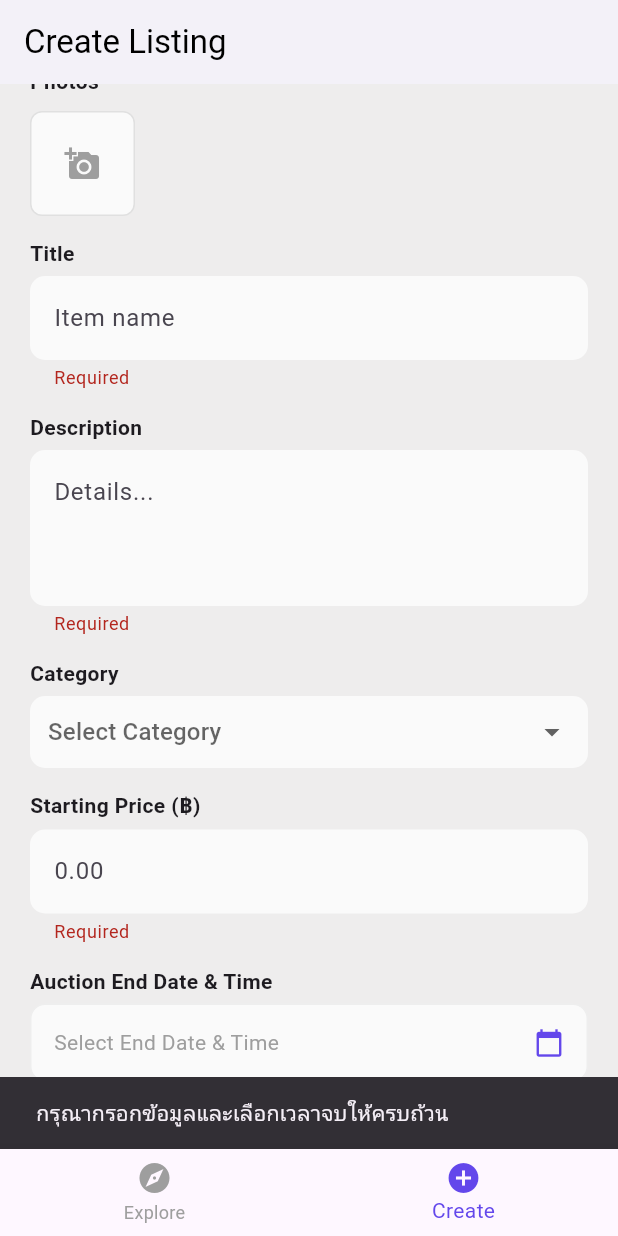
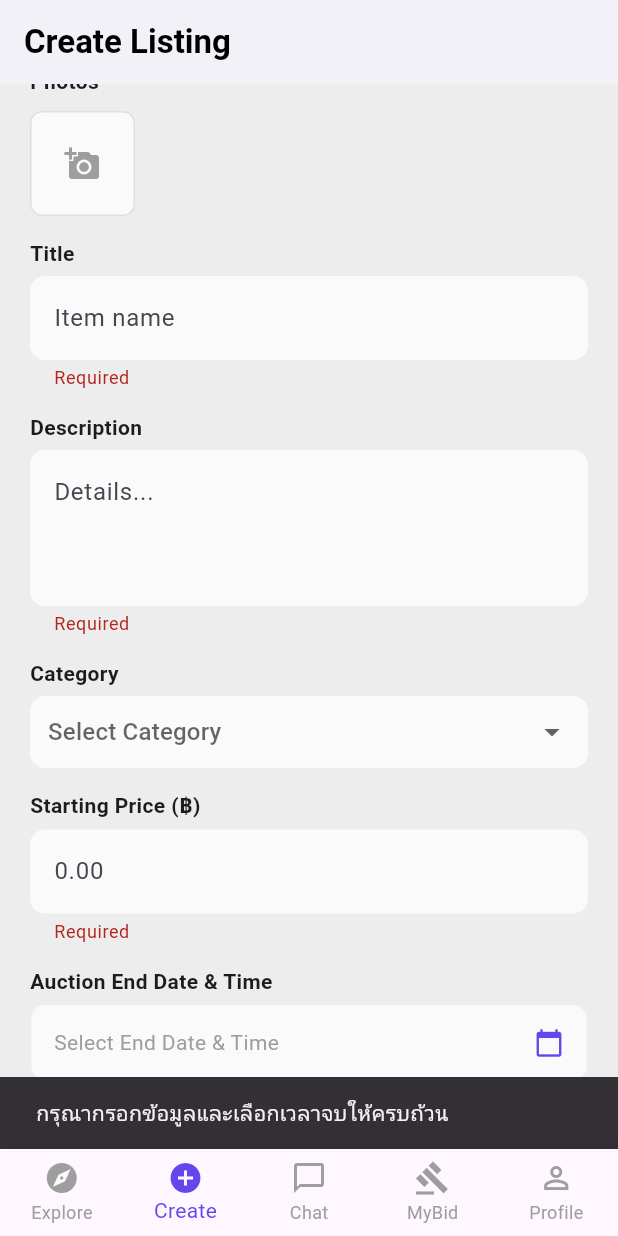
Before and after one commit to CapybaraCapybara/BidNa, a Flutter app: the MainNavigation screen opened directly, item 2 of the bottom bar chosen, scrolled down 32 dp, after a tap on "Start Auction", on a phone screen of 412 x 824 dp. Run offline on Flutter 3.47's test engine with Material 3 defaults, Android fonts, the phone set to English and light mode, and no system bars; our stand-ins replace cloud_firestore, firebase_auth, firebase_core, image_picker; accounts and stored records are empty.

Commit message:
Merge (Profile Page , MyBidPage)

```diff
--- a/bidna/lib/screens/create_list_page.dart
+++ b/bidna/lib/screens/create_list_page.dart
@@ -6,6 +6,7 @@ import 'package:cloud_firestore/cloud_firestore.dart';
 import 'package:image_picker/image_picker.dart';
 import 'package:image/image.dart' as img;
 import 'package:intl/intl.dart';
+import 'package:firebase_auth/firebase_auth.dart'; // [เพิ่ม] import FirebaseAuth สำหรับดึงข้อมูล User
 
 class CreateListingBase64 extends StatefulWidget {
   @override
@@ -23,7 +24,7 @@ class _CreateListingBase64State extends State<CreateListingBase64> {
   DateTime? _selectedDateTime;
   bool _isLoading = false;
 
-  final List<String> _categories = ['Electronics', 'Fashion', 'Home', 'Collectibles'];
+  final List<String> _categories = ['Electronics', 'Fashion', 'Home', 'Collectibles', 'Others'];
 
   Future<void> _pickImage() async {
     if (_selectedImages.length >= 5) return;
@@ -86,6 +87,12 @@ class _CreateListingBase64State extends State<CreateListingBase64> {
         base64Images.add(await _processImageToBase64(file));
       }
 
+      // [เพิ่ม] ดึงข้อมูล User ปัจจุบัน
+      User? currentUser = FirebaseAuth.instance.currentUser;
+
+      // ดึง displayName ถ้าไม่มีก็เอาส่วนหน้า @ ของอีเมล ถ้าไม่มีอีกก็ตั้งเป็น Anonymous
+      String sellerName = currentUser?.displayName ?? currentUser?.email?.split('@')[0] ?? "Anonymous";
+
       await FirebaseFirestore.instance.collection('Products').add({
         'category': _selectedCategory,
         'title': _titleController.text,
@@ -96,7 +103,7 @@ class _CreateListingBase64State extends State<CreateListingBase64> {
         'startTime': FieldValue.serverTimestamp(),
         'endTime': Timestamp.fromDate(_selectedDateTime!),
         'status': 'open',
-        'sellerId': 'user_123_test',
+        'sellerUid': currentUser?.uid,  // [เพิ่ม] เก็บ UID ของคนสร้างไว้ด้วยเพื่อใช้อ้างอิงทีหลัง
       });
 
       ScaffoldMessenger.of(context).showSnackBar(const SnackBar(content: Text("สร้างรายการสำเร็จ!")));
@@ -118,7 +125,7 @@ class _CreateListingBase64State extends State<CreateListingBase64> {
   @override
   Widget build(BuildContext context) {
     return Scaffold(
-      appBar: AppBar(title: const Text("Create Listing", style: TextStyle(color: Colors.black)), backgroundColor: Colors.white, elevation: 0),
+      appBar: AppBar(title: const Text("Create Listing", style: TextStyle(color: Colors.black, fontWeight: FontWeight.bold)), backgroundColor: Colors.white, elevation: 0),
       body: Stack(
         children: [
           SingleChildScrollView(
@@ -163,7 +170,7 @@ class _CreateListingBase64State extends State<CreateListingBase64> {
                     child: ElevatedButton(
                       onPressed: _isLoading ? null : _startAuction,
                       style: ElevatedButton.styleFrom(backgroundColor: const Color(0xFF6347EB), shape: RoundedRectangleBorder(borderRadius: BorderRadius.circular(10))),
-                      child: const Text("Start Auction", style: TextStyle(color: Colors.white, fontWeight: FontWeight.bold)),
+                      child: const Text("Start Auction", style: TextStyle(color: Colors.white, fontWeight: FontWeight.bold, fontSize: 16)),
                     ),
                   ),
                 ],
--- a/bidna/lib/screens/main_navigation.dart
+++ b/bidna/lib/screens/main_navigation.dart
@@ -1,9 +1,12 @@
+import 'package:flutter/material.dart';
 import 'package:bidna/screens/HomeScreen.dart';
-import 'package:flutter/material.dart';
-import 'product_list_page.dart';
 import '../screens/create_list_page.dart';
+import '../screens/profile_page.dart';
+import '../screens/my_bid_page.dart';
 
 class MainNavigation extends StatefulWidget {
+  const MainNavigation({super.key});
+
   @override
   _MainNavigationState createState() => _MainNavigationState();
 }
@@ -11,9 +14,13 @@ class MainNavigation extends StatefulWidget {
 class _MainNavigationState extends State<MainNavigation> {
   int _selectedIndex = 0;
 
+  // เพิ่มหน้าลงไปใน List ให้ครบ 5 หน้าตรงกับไอคอนด้านล่าง
   final List<Widget> _pages = [
-    HomeScreen(),
+    const HomeScreen(),
     CreateListingBase64(),
+    const Center(child: Text("หน้า Chat", style: TextStyle(fontSize: 24))),
+    const MyBidPage(),
+    const ProfilePage(),
   ];
 
   @override
@@ -26,12 +33,31 @@ class _MainNavigationState extends State<MainNavigation> {
       bottomNavigationBar: BottomNavigationBar(
         currentIndex: _selectedIndex,
         onTap: (index) => setState(() => _selectedIndex = index),
-        selectedItemColor: const Color(0xFF6347EB),
+        selectedItemColor: const Color(0xFF6347EB), // สีม่วงธีมแอป
         unselectedItemColor: Colors.grey,
+        // สำคัญมาก: เมื่อมีไอเทมมากกว่า 3 อัน ต้องใส่ type เป็น fixed เพื่อให้โชว์ครบทุกตัวและสีไม่เพี้ยน
         type: BottomNavigationBarType.fixed,
         items: const [
-          BottomNavigationBarItem(icon: Icon(Icons.explore), label: 'Explore'),
-          BottomNavigationBarItem(icon: Icon(Icons.add_circle), label: 'Create'),
+          BottomNavigationBarItem(
+            icon: Icon(Icons.explore),
+            label: 'Explore'
+          ),
+          BottomNavigationBarItem(
+            icon: Icon(Icons.add_circle),
+            label: 'Create'
+          ),
+          BottomNavigationBarItem(
+            icon: Icon(Icons.chat_bubble_outline),
+            label: 'Chat'
+          ),
+          BottomNavigationBarItem(
+            icon: Icon(Icons.gavel), // ใช้ไอคอนค้อนประมูลให้เข้ากับ MyBid
+            label: 'MyBid'
+          ),
+          BottomNavigationBarItem(
+            icon: Icon(Icons.person_outline),
+            label: 'Profile'
+          ),
         ],
       ),
     );
--- /dev/null
+++ b/bidna/lib/screens/my_bid_page.dart
@@ -0,0 +1,181 @@
+import 'package:flutter/material.dart';
+import 'package:cloud_firestore/cloud_firestore.dart';
+import 'package:firebase_auth/firebase_auth.dart';
+import 'package:bidna/widgets/product_card.dart'; // ดึง ProductCard ที่คุณมีอยู่แล้วมาใช้
+import 'package:bidna/screens/product_details_page.dart';
+
+class MyBidPage extends StatefulWidget {
+  const MyBidPage({super.key});
+
+  @override
+  State<MyBidPage> createState() => _MyBidPageState();
+}
+
+class _MyBidPageState extends State<MyBidPage> with SingleTickerProviderStateMixin {
+  late TabController _tabController;
+  String _selectedStatus = 'All'; // ค่าเริ่มต้นให้แสดงทั้งหมด (All, Open, Close)
+
+  @override
+  void initState() {
+    super.initState();
+    // สร้าง Tab จำนวน 2 หน้า
+    _tabController = TabController(length: 2, vsync: this);
+  }
+
+  @override
+  void dispose() {
+    _tabController.dispose();
+    super.dispose();
+  }
+
+  @override
+  Widget build(BuildContext context) {
+    return Scaffold(
+      backgroundColor: const Color.fromRGBO(238, 237, 237, 1),
+      appBar: AppBar(
+        title: const Text("My Bids & Listings", style: TextStyle(color: Colors.black, fontWeight: FontWeight.bold)),
+        backgroundColor: Colors.white,
+        elevation: 0,
+        actions: [
+          // --- ตัวกรองสถานะ (All, Open, Close) ---
+          Padding(
+            padding: const EdgeInsets.symmetric(horizontal: 16.0),
+            child: DropdownButtonHideUnderline(
+              child: DropdownButton<String>(
+                value: _selectedStatus,
+                icon: const Icon(Icons.filter_list, color: Color(0xFF6347EB)),
+                style: const TextStyle(color: Color(0xFF6347EB), fontWeight: FontWeight.bold),
+                items: ['All', 'Open', 'Close'].map((String value) {
+                  return DropdownMenuItem<String>(
+                    value: value,
+                    child: Text(value),
+                  );
+                }).toList(),
+                onChanged: (newValue) {
+                  setState(() {
+                    _selectedStatus = newValue!;
+                  });
+                },
+              ),
+            ),
+          ),
+        ],
+        bottom: TabBar(
+          controller: _tabController,
+          labelColor: const Color(0xFF6347EB),
+          unselectedLabelColor: Colors.grey,
+          indicatorColor: const Color(0xFF6347EB),
+          indicatorWeight: 3,
+          tabs: const [
+            Tab(text: "รายการที่ฉันประมูล"),
+            Tab(text: "สินค้าที่ฉันลงขาย"),
+          ],
+        ),
+      ),
+      body: TabBarView(
+        controller: _tabController,
+        children: [
+          // แท็บที่ 1: ของที่ฉันไปประมูล
+          _buildProductList(isMyListing: false),
+          // แท็บที่ 2: ของที่ฉันลงขาย
+          _buildProductList(isMyListing: true),
+        ],
+      ),
+    );
+  }
+
+  // ฟังก์ชันสร้าง Grid สินค้า (ใช้ร่วมกันทั้ง 2 แท็บ)
+  Widget _buildProductList({required bool isMyListing}) {
+    User? user = FirebaseAuth.instance.currentUser;
+    if (user == null) {
+      return const Center(child: Text("กรุณาเข้าสู่ระบบ"));
+    }
+
+    // สร้างเงื่อนไขในการค้นหา Firebase
+    Query query = FirebaseFirestore.instance.collection('Products');
+
+    if (isMyListing) {
+      // กรณี: สินค้าที่ฉันลงขาย
+      query = query.where('sellerUid', isEqualTo: user.uid);
+    } else {
+      // กรณี: รายการที่ฉันเคยเข้าไปประมูล (ค้นหา UID ใน Array 'bidders')
+      query = query.where('bidders', arrayContains: user.uid);
+    }
+
+    return StreamBuilder<QuerySnapshot>(
+      // เราดึงข้อมูลดิบมาก่อน แล้วค่อยมาจัดเรียง(Sort) และกรอง(Filter) ในเครื่อง
+      // เพื่อป้องกัน Error เรื่อง Composite Index ของ Firebase
+      stream: query.snapshots(),
+      builder: (context, snapshot) {
+        if (snapshot.connectionState == ConnectionState.waiting) {
+          return const Center(child: CircularProgressIndicator());
+        }
+        if (!snapshot.hasData || snapshot.data!.docs.isEmpty) {
+          return Center(
+            child: Text(
+              isMyListing ? "คุณยังไม่มีสินค้าที่ลงขาย" : "คุณยังไม่เคยประมูลสินค้า",
+              style: const TextStyle(color: Colors.grey, fontSize: 16),
+            ),
+          );
+        }
+
+        var docs = snapshot.data!.docs;
+
+        // 1. นำมากรองสถานะ (Open / Close) ตาม Dropdown ที่เลือก
+        if (_selectedStatus != 'All') {
+          docs = docs.where((doc) {
+            final data = doc.data() as Map<String, dynamic>;
+            final status = (data['status'] ?? 'open').toString().toLowerCase();
+            return status == _selectedStatus.toLowerCase();
+          }).toList();
+        }
+
+        // 2. จัดเรียงเวลาจากใหม่สุด ไปเก่าสุด (เทียบจาก startTime)
+        docs.sort((a, b) {
+          final aData = a.data() as Map<String, dynamic>;
+          final bData = b.data() as Map<String, dynamic>;
+          Timestamp aTime = aData['startTime'] ?? Timestamp.now();
+          Timestamp bTime = bData['startTime'] ?? Timestamp.now();
+          return bTime.compareTo(aTime);
+        });
+
+        if (docs.isEmpty) {
+          return Center(
+            child: Text(
+              "ไม่มีสินค้าในสถานะ '$_selectedStatus'",
+              style: const TextStyle(color: Colors.grey, fontSize: 16),
+            ),
+          );
+        }
+
+        // 3. แสดงผลเป็น GridView เหมือนหน้า Home
+        return GridView.builder(
+          padding: const EdgeInsets.all(10),
+          itemCount: docs.length,
+          gridDelegate: const SliverGridDelegateWithFixedCrossAxisCount(
+            crossAxisCount: 2,
+            childAspectRatio: 0.75,
+            crossAxisSpacing: 10,
+            mainAxisSpacing: 10,
+          ),
+          itemBuilder: (context, index) {
+            final doc = docs[index];
+            final data = doc.data() as Map<String, dynamic>;
+            final String docId = doc.id;
+
+            return ProductCard(
+              data: data,
+              productId: docId,
+              onTap: () {
+                Navigator.push(
+                  context,
+                  MaterialPageRoute(builder: (_) => ProductDetailsPage(productId: docId)),
+                );
+              },
+            );
+          },
+        );
+      },
+    );
+  }
+}
--- /dev/null
+++ b/bidna/lib/screens/profile_page.dart
@@ -0,0 +1,293 @@
+import 'dart:convert';
+import 'dart:io';
+import 'dart:typed_data';
+import 'package:flutter/material.dart';
+import 'package:cloud_firestore/cloud_firestore.dart';
+import 'package:firebase_auth/firebase_auth.dart';
+import 'package:image_picker/image_picker.dart';
+import 'package:image/image.dart' as img;
+import 'package:bidna/screens/login_screen.dart'; // แก้ path ให้ตรงกับโปรเจกต์คุณ
+
+class ProfilePage extends StatefulWidget {
+  const ProfilePage({super.key});
+
+  @override
+  State<ProfilePage> createState() => _ProfilePageState();
+}
+
+class _ProfilePageState extends State<ProfilePage> {
+  final _formKey = GlobalKey<FormState>();
+  final TextEditingController _nameController = TextEditingController();
+  final TextEditingController _phoneController = TextEditingController();
+
+  String? _base64Image;
+  bool _isLoading = true; // โหลดข้อมูลตอนเข้าหน้าแรก
+  bool _isSaving = false; // โหลดตอนกดบันทึก
+
+  final User? currentUser = FirebaseAuth.instance.currentUser;
+
+  @override
+  void initState() {
+    super.initState();
+    _loadUserData();
+  }
+
+  // ดึงข้อมูลผู้ใช้จาก Firestore มาแสดง
+  Future<void> _loadUserData() async {
+    if (currentUser == null) return;
+
+    try {
+      DocumentSnapshot userDoc = await FirebaseFirestore.instance
+          .collection('Users')
+          .doc(currentUser!.uid)
+          .get();
+
+      if (userDoc.exists) {
+        final data = userDoc.data() as Map<String, dynamic>;
+        setState(() {
+          _nameController.text = data['displayName'] ?? '';
+          _phoneController.text = data['phoneNumber'] ?? '';
+          _base64Image = data['profileImage']; // รูป Base64
+        });
+      }
+    } catch (e) {
+      debugPrint("Error loading user data: $e");
+    } finally {
+      setState(() {
+        _isLoading = false;
+      });
+    }
+  }
+
+  // เลือกรูปจาก Gallery และแปลงเป็น Base64
+  Future<void> _pickImage() async {
+    final pickedFile = await ImagePicker().pickImage(source: ImageSource.gallery);
+    if (pickedFile != null) {
+      File file = File(pickedFile.path);
+      String base64String = await _processImageToBase64(file);
+      setState(() {
+        _base64Image = base64String;
+      });
+    }
+  }
+
+  // ย่อรูปและแปลงเป็น Base64 (แบบเดียวกับ Create Listing)
+  Future<String> _processImageToBase64(File file) async {
+    Uint8List bytes = await file.readAsBytes();
+    img.Image? decoded = img.decodeImage(bytes);
+    if (decoded == null) return "";
+
+    // ย่อให้เล็กลงหน่อยสำหรับรูปโปรไฟล์ (ลดขนาดไฟล์เพื่อเซฟพื้นที่ Firestore)
+    img.Image resized = img.copyResize(decoded, width: 300);
+    List<int> compressed = img.encodeJpg(resized, quality: 70);
+    return base64Encode(compressed);
+  }
+
+  // บันทึกข้อมูลลง Firestore
+  Future<void> _saveProfile() async {
+    if (!_formKey.currentState!.validate()) return;
+    if (currentUser == null) return;
+
+    setState(() {
+      _isSaving = true;
+    });
+
+    try {
+      // บันทึกลง Collection 'Users' โดยใช้ UID เป็นชื่อ Document
+      await FirebaseFirestore.instance.collection('Users').doc(currentUser!.uid).set({
+        'displayName': _nameController.text.trim(),
+        'phoneNumber': _phoneController.text.trim(),
+        'profileImage': _base64Image,
+        'email': currentUser!.email, // เก็บอีเมลไว้ด้วยเผื่อใช้
+        'updatedAt': FieldValue.serverTimestamp(),
+      }, SetOptions(merge: true)); // ใช้ merge เผื่อมีข้อมูลอื่นอยู่แล้วจะได้ไม่ทับหายไปหมด
+
+      if (mounted) {
+        ScaffoldMessenger.of(context).showSnackBar(
+          const SnackBar(
+            content: Text("อัปเดตโปรไฟล์สำเร็จ!"),
+            backgroundColor: Colors.green,
+          ),
+        );
+      }
+    } catch (e) {
+      if (mounted) {
+        ScaffoldMessenger.of(context).showSnackBar(
+          SnackBar(
+            content: Text("เกิดข้อผิดพลาด: $e"),
+            backgroundColor: Colors.red,
+          ),
+        );
+      }
+    } finally {
+      if (mounted) {
+        setState(() {
+          _isSaving = false;
+        });
+      }
+    }
+  }
+
+  // ออกจากระบบ
+  Future<void> _signOut() async {
+    await FirebaseAuth.instance.signOut();
+    if (mounted) {
+      Navigator.pushAndRemoveUntil(
+        context,
+        MaterialPageRoute(builder: (context) => const LoginScreen()),
+        (route) => false, // เคลียร์ประวัติหน้าเก่าทิ้งให้หมด
+      );
+    }
+  }
+
+  @override
+  void dispose() {
+    _nameController.dispose();
+    _phoneController.dispose();
+    super.dispose();
+  }
+
+  @override
+  Widget build(BuildContext context) {
+    return Scaffold(
+      backgroundColor: Colors.white,
+      appBar: AppBar(
+        title: const Text("My Profile", style: TextStyle(color: Colors.black, fontWeight: FontWeight.bold)),
+        backgroundColor: Colors.white,
+        elevation: 0,
+        actions: [
+          IconButton(
+            onPressed: _signOut,
+            icon: const Icon(Icons.logout, color: Colors.redAccent),
+            tooltip: "ออกจากระบบ",
+          )
+        ],
+      ),
+      body: _isLoading
+          ? const Center(child: CircularProgressIndicator())
+          : SingleChildScrollView(
+              padding: const EdgeInsets.all(24.0),
+              child: Form(
+                key: _formKey,
+                child: Column(
+                  crossAxisAlignment: CrossAxisAlignment.center,
+                  children: [
+                    // --- ส่วนรูปโปรไฟล์ ---
+                    GestureDetector(
+                      onTap: _pickImage,
+                      child: Stack(
+                        alignment: Alignment.bottomRight,
+                        children: [
+                          CircleAvatar(
+                            radius: 60,
+                            backgroundColor: Colors.grey.shade200,
+                            backgroundImage: _base64Image != null && _base64Image!.isNotEmpty
+                                ? MemoryImage(base64Decode(_base64Image!))
+                                : null,
+                            child: _base64Image == null || _base64Image!.isEmpty
+                                ? const Icon(Icons.person, size: 60, color: Colors.grey)
+                                : null,
+                          ),
+                          Container(
+                            padding: const EdgeInsets.all(8),
+                            decoration: const BoxDecoration(
+                              color: Color(0xFF6347EB),
+                              shape: BoxShape.circle,
+                            ),
+                            child: const Icon(Icons.camera_alt, color: Colors.white, size: 20),
+                          ),
+                        ],
+                      ),
+                    ),
+                    const SizedBox(height: 10),
+                    Text(
+                      currentUser?.email ?? "No Email",
+                      style: const TextStyle(color: Colors.grey, fontSize: 14),
+                    ),
+                    const SizedBox(height: 30),
+
+                    // --- ส่วนกรอกข้อมูล ---
+                    _buildTextField(
+                      controller: _nameController,
+                      label: "Username",
+                      hint: "Enter your username",
+                      icon: Icons.person_outline,
+                      validator: (value) => value!.isEmpty ? "กรุณากรอกชื่อผู้ใช้" : null,
+                    ),
+                    const SizedBox(height: 16),
+                    _buildTextField(
+                      controller: _phoneController,
+                      label: "Phone Number",
+                      hint: "Enter your phone number",
+                      icon: Icons.phone_outlined,
+                      isPhone: true,
+                      validator: (value) => value!.isEmpty ? "กรุณากรอกเบอร์โทรศัพท์" : null,
+                    ),
+                    const SizedBox(height: 40),
+
+                    // --- ปุ่มบันทึก ---
+                    SizedBox(
+                      width: double.infinity,
+                      height: 55,
+                      child: ElevatedButton(
+                        onPressed: _isSaving ? null : _saveProfile,
+                        style: ElevatedButton.styleFrom(
+                          backgroundColor: const Color(0xFF6347EB),
+                          shape: RoundedRectangleBorder(
+                            borderRadius: BorderRadius.circular(14),
+                          ),
+                          elevation: 0,
+                        ),
+                        child: _isSaving
+                            ? const SizedBox(
+                                height: 24,
+                                width: 24,
+                                child: CircularProgressIndicator(color: Colors.white, strokeWidth: 2),
+                              )
+                            : const Text(
+                                "Save Profile",
+                                style: TextStyle(fontSize: 16, fontWeight: FontWeight.bold, color: Colors.white),
+                              ),
+                      ),
+                    ),
+                  ],
+                ),
+              ),
+            ),
+    );
+  }
+
+  // Widget ตัวช่วยสร้าง TextField ให้โค้ดคลีนๆ
+  Widget _buildTextField({
+    required TextEditingController controller,
+    required String label,
+    required String hint,
+    required IconData icon,
+    bool isPhone = false,
+    String? Function(String?)? validator,
+  }) {
+    return Column(
+      crossAxisAlignment: CrossAxisAlignment.start,
+      children: [
+        Text(label, style: const TextStyle(fontWeight: FontWeight.bold, fontSize: 14)),
+        const SizedBox(height: 8),
+        TextFormField(
+          controller: controller,
+          keyboardType: isPhone ? TextInputType.phone : TextInputType.text,
+          validator: validator,
+          decoration: InputDecoration(
+            hintText: hint,
+            hintStyle: const TextStyle(color: Colors.grey),
+            prefixIcon: Icon(icon, color: Colors.grey),
+            filled: true,
+            fillColor: const Color(0xFFF8F9FD), // สีพื้นหลังแบบกลืนๆ ตามธีม Login
+            border: OutlineInputBorder(
+              borderRadius: BorderRadius.circular(12),
+              borderSide: BorderSide.none,
+            ),
+          ),
+        ),
+      ],
+    );
+  }
+}
```
